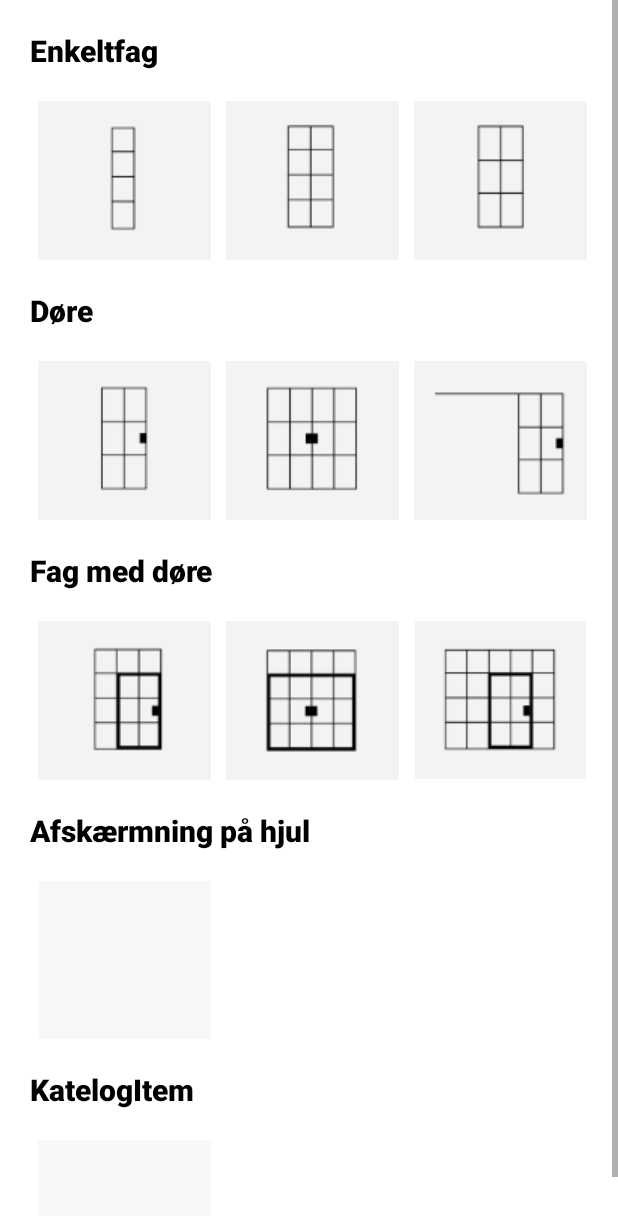
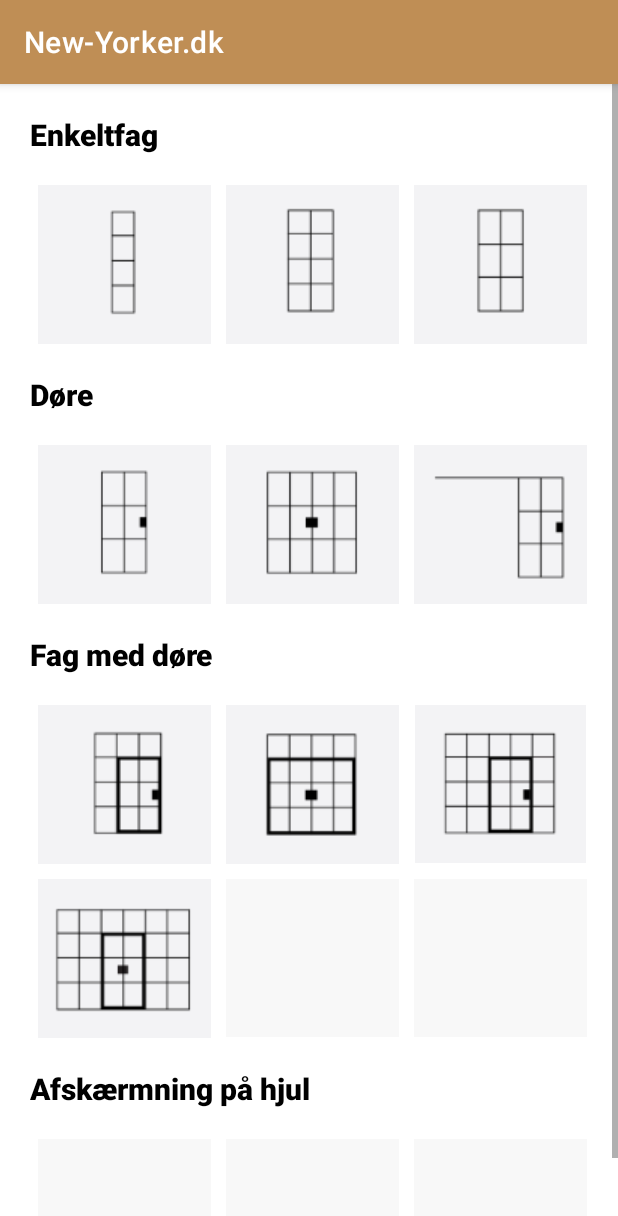
Before and after one commit to andracs/New-Yorker.dk, an Android app: the screen it shows after launch (MainActivity), after a tap on "PRODUKTKATALOG", on a phone screen of 412 x 824 dp. Shown: the top 1216 px of the screen. Run offline under Robolectric (Android 15) with nearby library versions, the phone set to English and light mode, and no system bars.

Commit message:
Design changes in productcatalog.xml: Gallery view elements added with images.

```diff
--- a/app/src/main/java/com/example/view/MainActivity.java
+++ b/app/src/main/java/com/example/view/MainActivity.java
@@ -16,9 +16,9 @@ public class MainActivity extends AppCompatActivity {
         super.onCreate(savedInstanceState);
 
         //Remove the title bar from activity_main
-        requestWindowFeature(Window.FEATURE_NO_TITLE);
+/*        requestWindowFeature(Window.FEATURE_NO_TITLE);
         this.getWindow().setFlags(WindowManager.LayoutParams.FLAG_FULLSCREEN,WindowManager.LayoutParams.FLAG_FULLSCREEN);
-        getSupportActionBar().hide(); //hide actionbar
+        getSupportActionBar().hide(); //hide actionbar*/
         setContentView(R.layout.activity_main);
     }
 
--- a/app/src/main/res/layout/productcatalog.xml
+++ b/app/src/main/res/layout/productcatalog.xml
@@ -13,7 +13,7 @@
         <LinearLayout
             android:layout_width="match_parent"
             android:layout_height="wrap_content"
-            android:orientation="vertical" >
+            android:orientation="vertical">
 
             <TextView
                 android:id="@+id/category1"
@@ -26,7 +26,7 @@
                 android:paddingBottom="20dp"
                 android:text="@string/category1"
                 android:textColor="@color/black"
-                android:textSize="20sp" />
+                android:textSize="20sp"/>
 
             <LinearLayout
                 android:layout_width="match_parent"
@@ -40,21 +40,24 @@
                     android:layout_height="wrap_content"
                     android:layout_marginStart="10dp"
                     android:src="@drawable/enkeltfagimg01"
-                    android:contentDescription="TODO" />
+                    android:contentDescription="Enkelt fag"/>
 
                 <ImageView
                     android:id="@+id/imageView2"
                     android:layout_width="115dp"
                     android:layout_height="wrap_content"
                     android:layout_marginStart="10dp"
-                    android:src="@drawable/enkeltfagimg02" />
+                    android:src="@drawable/enkeltfagimg02"
+                    android:contentDescription="Enkelt fag med 8 glas"/>
 
                 <ImageView
                     android:id="@+id/imageView3"
                     android:layout_width="115dp"
                     android:layout_height="wrap_content"
                     android:layout_marginStart="10dp"
-                    android:src="@drawable/enkeltfagimg03" />
+                    android:src="@drawable/enkeltfagimg03"
+                    android:contentDescription="Enkelt fag med 6 glas"/>
+
             </LinearLayout>
 
             <TextView
@@ -81,21 +84,25 @@
                     android:layout_width="115dp"
                     android:layout_height="wrap_content"
                     android:layout_marginStart="10dp"
-                    android:src="@drawable/doerimg01" />
+                    android:src="@drawable/doerimg01"
+                    android:contentDescription="Dør enkelt"/>
 
                 <ImageView
                     android:id="@+id/imageView5"
                     android:layout_width="115dp"
                     android:layout_height="wrap_content"
                     android:layout_marginStart="10dp"
-                    android:src="@drawable/doerimg02" />
+                    android:src="@drawable/doerimg02"
+                    android:contentDescription="Dør dobbelt"/>
 
                 <ImageView
                     android:id="@+id/imageView6"
                     android:layout_width="115dp"
                     android:layout_height="wrap_content"
                     android:layout_marginStart="10dp"
-                    android:src="@drawable/doerimg03" />
+                    android:src="@drawable/doerimg03"
+                    android:contentDescription="Dør med fag"/>
+
             </LinearLayout>
 
             <TextView
@@ -122,21 +129,59 @@
                     android:layout_width="115dp"
                     android:layout_height="wrap_content"
                     android:layout_marginStart="10dp"
-                    android:src="@drawable/fagmdoerimg01" />
+                    android:src="@drawable/fagmdoerimg01"
+                    android:contentDescription="Fag med dør"/>
 
                 <ImageView
                     android:id="@+id/imageView8"
                     android:layout_width="115dp"
                     android:layout_height="wrap_content"
                     android:layout_marginStart="10dp"
-                    android:src="@drawable/fagmdoerimg02" />
+                    android:src="@drawable/fagmdoerimg02"
+                    android:contentDescription="Fag med dør"/>
 
                 <ImageView
                     android:id="@+id/imageView9"
                     android:layout_width="115dp"
                     android:layout_height="wrap_content"
                     android:layout_marginStart="10dp"
-                    android:src="@drawable/fagmdoerimg03" />
+                    android:src="@drawable/fagmdoerimg03"
+                    android:contentDescription="Fag med dør"/>
+
+            </LinearLayout>
+            <LinearLayout
+                android:layout_width="match_parent"
+                android:layout_height="match_parent"
+                android:layout_marginLeft="15dp"
+                android:orientation="horizontal">
+
+                <ImageView
+                    android:id="@+id/imageView10"
+                    android:layout_width="115dp"
+                    android:layout_height="wrap_content"
+                    android:layout_marginStart="10dp"
+                    android:layout_marginTop="10dp"
+                    android:contentDescription="Fag med dør"
+                    android:src="@drawable/fagmdoerimg04" />
+
+                <ImageView
+                    android:id="@+id/imageView11"
+                    android:layout_width="115dp"
+                    android:layout_height="wrap_content"
+                    android:layout_marginStart="10dp"
+                    android:layout_marginTop="10dp"
+                    android:contentDescription="Fag med dør"
+                    android:src="@drawable/empty" />
+
+                <ImageView
+                    android:id="@+id/imageView12"
+                    android:layout_width="115dp"
+                    android:layout_height="wrap_content"
+                    android:layout_marginStart="10dp"
+                    android:layout_marginTop="10dp"
+                    android:contentDescription="Fag med dør"
+                    android:src="@drawable/empty" />
+
             </LinearLayout>
 
             <TextView
@@ -156,41 +201,33 @@
                 android:layout_width="match_parent"
                 android:layout_height="match_parent"
                 android:layout_marginLeft="15dp"
+                android:layout_marginBottom="15dp"
                 android:orientation="horizontal">
 
                 <ImageView
-                    android:id="@+id/imageView10"
+                    android:id="@+id/imageView13"
                     android:layout_width="115dp"
                     android:layout_height="wrap_content"
                     android:layout_marginStart="10dp"
+                    android:contentDescription="Empty"
                     android:src="@drawable/empty" />
-            </LinearLayout>
-
-            <TextView
-                android:id="@+id/category5"
-                android:layout_width="match_parent"
-                android:layout_height="wrap_content"
-                android:fontFamily="sans-serif-black"
-                android:paddingLeft="20dp"
-                android:paddingTop="20dp"
-                android:paddingRight="20dp"
-                android:paddingBottom="20dp"
-                android:text="@string/category5"
-                android:textColor="@color/black"
-                android:textSize="20sp" />
-
-            <LinearLayout
-                android:layout_width="match_parent"
-                android:layout_height="match_parent"
-                android:layout_marginLeft="15dp"
-                android:orientation="horizontal">
 
                 <ImageView
-                    android:id="@+id/imageView11"
+                    android:id="@+id/imageView14"
                     android:layout_width="115dp"
                     android:layout_height="wrap_content"
                     android:layout_marginStart="10dp"
+                    android:contentDescription="Empty"
                     android:src="@drawable/empty" />
+
+                <ImageView
+                    android:id="@+id/imageView15"
+                    android:layout_width="115dp"
+                    android:layout_height="wrap_content"
+                    android:layout_marginStart="10dp"
+                    android:contentDescription="Empty"
+                    android:src="@drawable/empty" />
+
             </LinearLayout>
 
         </LinearLayout>
--- a/app/src/main/res/values/strings.xml
+++ b/app/src/main/res/values/strings.xml
@@ -14,6 +14,6 @@
     <string name="category2">Døre</string>
     <string name="category3">Fag med døre</string>
     <string name="category4">Afskærmning på hjul</string>
-    <string name="category5">KatelogItem</string>
+    <string name="category5">Katelog item</string>
 
 </resources>
--- /dev/null
+++ b/app/src/main/res/values/styles.xml
@@ -0,0 +1,6 @@
+<?xml version="1.0" encoding="utf-8"?>
+<resources>
+
+
+
+</resources>
```
